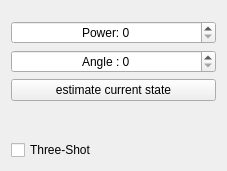
The window that ui/settings.ui (lythro/ss2overlay) describes before a commit, drawn with Qt 5.
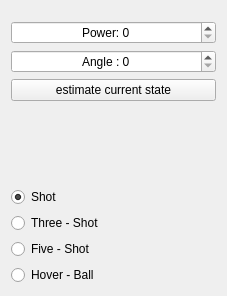
The same window after the commit.

Commit message: implemented hoverball

```diff
--- a/ui/settings.ui
+++ b/ui/settings.ui
@@ -7,7 +7,7 @@
     <x>0</x>
     <y>0</y>
     <width>227</width>
-    <height>171</height>
+    <height>296</height>
    </rect>
   </property>
   <property name="windowTitle">
@@ -80,9 +80,33 @@
     </widget>
    </item>
    <item row="5" column="0">
-    <widget class="QCheckBox" name="checkBox">
+    <widget class="QRadioButton" name="radioButtonShot">
      <property name="text">
-      <string>Three-Shot</string>
+      <string>Shot</string>
+     </property>
+     <property name="checked">
+      <bool>true</bool>
+     </property>
+    </widget>
+   </item>
+   <item row="6" column="0">
+    <widget class="QRadioButton" name="radioButtonThreeshot">
+     <property name="text">
+      <string>Three - Shot</string>
+     </property>
+    </widget>
+   </item>
+   <item row="7" column="0">
+    <widget class="QRadioButton" name="radioButtonFiveshot">
+     <property name="text">
+      <string>Five - Shot</string>
+     </property>
+    </widget>
+   </item>
+   <item row="8" column="0">
+    <widget class="QRadioButton" name="radioButtonHoverball">
+     <property name="text">
+      <string>Hover - Ball</string>
      </property>
     </widget>
    </item>
```
The commit also changes 6 other files.
